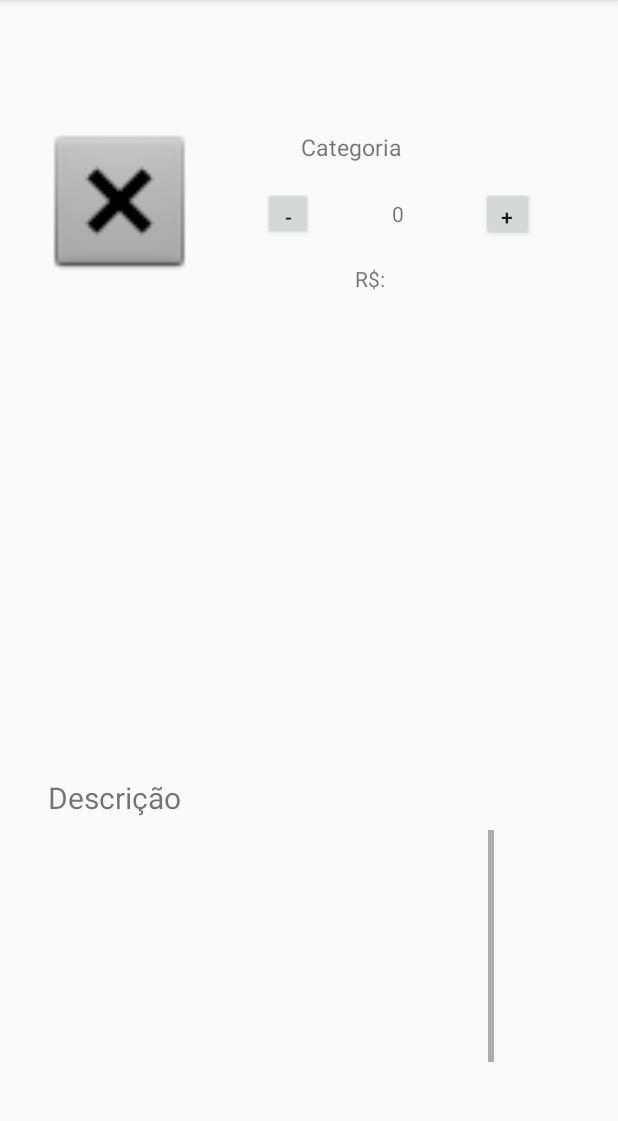
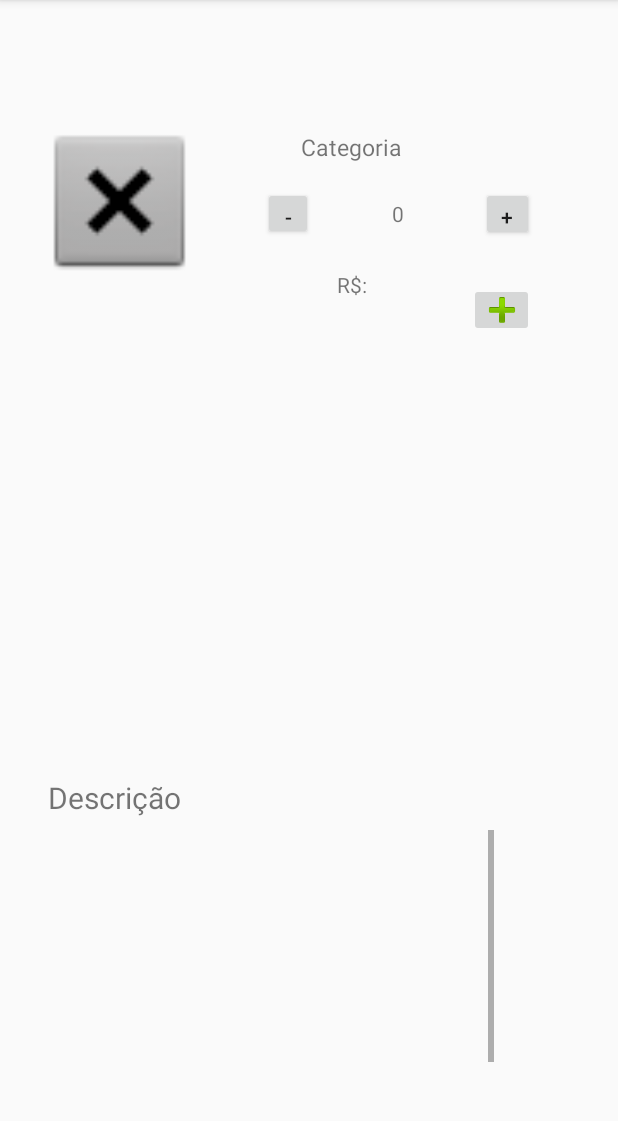
Before and after one commit to angelagra/Projeto-Integrador-IV---Sistema-Web-Modularizavel, an Android app: the fragment Detalhes placed in its activity, on a phone screen of 412 x 824 dp, the part 84-1205 px from its top. Run offline under Robolectric (Android 15) with nearby library versions, the phone set to English and light mode, and no system bars; 2 statements that could not run were skipped.

Commit message:
Mark
Detalhes

```diff
--- a/HippoSupermecado/app/src/main/res/layout/fragment_detalhes2.xml
+++ b/HippoSupermecado/app/src/main/res/layout/fragment_detalhes2.xml
@@ -80,8 +80,8 @@
         android:id="@+id/tvPreco"
         android:layout_width="wrap_content"
         android:layout_height="wrap_content"
-        android:layout_marginEnd="152dp"
-        android:layout_marginTop="16dp"
+        android:layout_marginEnd="164dp"
+        android:layout_marginTop="20dp"
         android:text="R$: "
         app:layout_constraintEnd_toEndOf="parent"
         app:layout_constraintTop_toBottomOf="@+id/btnRetira" />
@@ -128,4 +128,14 @@
         </LinearLayout>
     </ScrollView>
 
+    <ImageButton
+        android:id="@+id/btnComprar"
+        android:layout_width="43dp"
+        android:layout_height="36dp"
+        android:layout_marginEnd="56dp"
+        android:layout_marginTop="28dp"
+        android:src="@android:drawable/ic_input_add"
+        app:layout_constraintEnd_toEndOf="parent"
+        app:layout_constraintTop_toBottomOf="@+id/btnAdicione" />
+
 </android.support.constraint.ConstraintLayout>
```
Also changed, not shown: 666 other files.
